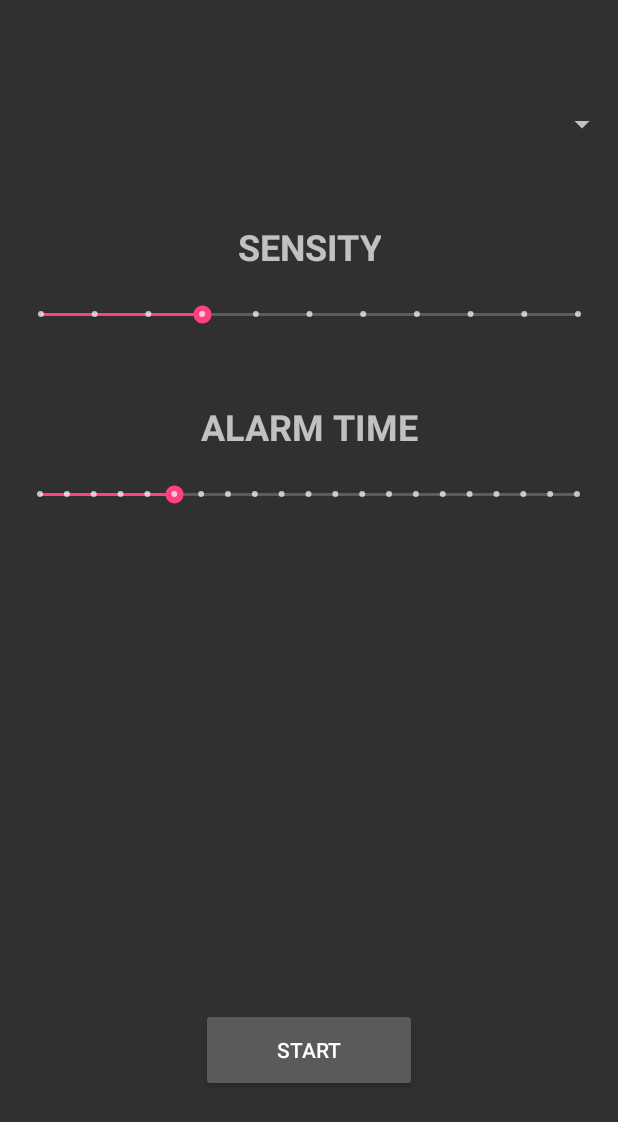
After one commit to marciz1/Driver-assistance-system-HAAR, an Android app: the layout activity_settings.xml on its own in the app's theme, with its tools: preview values and no code run, on a phone screen of 412 x 824 dp. The commit adds this screen. Shown: the top 1122 px of the screen. Run offline under Robolectric (Android 15) with nearby library versions, the phone set to English and light mode, and no system bars.

Commit message:
New activity to set sensity and alarm length

```diff
--- a/build.gradle
+++ b/build.gradle
@@ -26,6 +26,10 @@ android {
             path "CMakeLists.txt"
         }
     }
+    compileOptions {
+        sourceCompatibility JavaVersion.VERSION_1_8
+        targetCompatibility JavaVersion.VERSION_1_8
+    }
 }
 
 dependencies {
--- a/src/main/AndroidManifest.xml
+++ b/src/main/AndroidManifest.xml
@@ -30,15 +30,15 @@
             android:label="@string/app_name"
             android:theme="@style/AppTheme"
             android:screenOrientation="landscape">
+        </activity>
 
-
-
+        <activity android:name=".SettingsActivity" >
             <intent-filter>
                 <action android:name="android.intent.action.MAIN" />
                 <category android:name="android.intent.category.LAUNCHER" />
             </intent-filter>
+        </activity>
 
-        </activity>
 
 
     </application>
--- /dev/null
+++ b/src/main/res/layout/activity_settings.xml
@@ -0,0 +1,89 @@
+<?xml version="1.0" encoding="utf-8"?>
+<android.support.constraint.ConstraintLayout xmlns:android="http://schemas.android.com/apk/res/android"
+    xmlns:app="http://schemas.android.com/apk/res-auto"
+    xmlns:tools="http://schemas.android.com/tools"
+    android:layout_width="match_parent"
+    android:layout_height="match_parent">
+
+    <SeekBar
+        android:id="@+id/timeSeekBar"
+        style="@style/Widget.AppCompat.SeekBar.Discrete"
+        android:layout_width="390dp"
+        android:layout_height="26dp"
+        android:layout_marginTop="16dp"
+        android:max="20"
+        android:progress="5"
+        android:visibility="visible"
+        app:layout_constraintEnd_toEndOf="parent"
+        app:layout_constraintHorizontal_bias="0.476"
+        app:layout_constraintLeft_toLeftOf="parent"
+        app:layout_constraintStart_toStartOf="parent"
+        app:layout_constraintTop_toBottomOf="@+id/textTime" />
+
+    <TextView
+        android:id="@+id/textTime"
+        android:layout_width="wrap_content"
+        android:layout_height="wrap_content"
+        android:layout_marginTop="268dp"
+        android:text="ALARM TIME"
+        android:textAlignment="center"
+        android:textAllCaps="false"
+        android:textSize="24sp"
+        android:textStyle="bold"
+        app:layout_constraintEnd_toEndOf="parent"
+        app:layout_constraintLeft_toLeftOf="parent"
+        app:layout_constraintRight_toRightOf="parent"
+        app:layout_constraintStart_toStartOf="parent"
+        app:layout_constraintTop_toTopOf="parent" />
+
+    <TextView
+        android:id="@+id/textSensity"
+        android:layout_width="wrap_content"
+        android:layout_height="wrap_content"
+        android:layout_marginTop="148dp"
+        android:text="SENSITY"
+        android:textAlignment="center"
+        android:textAllCaps="false"
+        android:textSize="24sp"
+        android:textStyle="bold"
+        app:layout_constraintEnd_toEndOf="parent"
+        app:layout_constraintLeft_toLeftOf="parent"
+        app:layout_constraintRight_toRightOf="parent"
+        app:layout_constraintStart_toStartOf="parent"
+        app:layout_constraintTop_toTopOf="parent" />
+
+    <SeekBar
+        android:id="@+id/sensitySeekBar"
+        style="@style/Widget.AppCompat.SeekBar.Discrete"
+        android:layout_width="390dp"
+        android:layout_height="26dp"
+        android:layout_marginTop="16dp"
+        android:max="10"
+        android:progress="3"
+        android:visibility="visible"
+        app:layout_constraintEnd_toEndOf="parent"
+        app:layout_constraintLeft_toLeftOf="parent"
+        app:layout_constraintStart_toStartOf="parent"
+        app:layout_constraintTop_toBottomOf="@+id/textSensity" />
+
+    <Spinner
+        android:id="@+id/spinner"
+        android:layout_width="395dp"
+        android:layout_height="37dp"
+        android:layout_marginTop="64dp"
+        app:layout_constraintEnd_toEndOf="parent"
+        app:layout_constraintLeft_toLeftOf="parent"
+        app:layout_constraintTop_toTopOf="parent" />
+
+    <Button
+        android:id="@+id/button"
+        android:layout_width="144dp"
+        android:layout_height="56dp"
+        android:layout_marginBottom="96dp"
+        android:text="START"
+        app:layout_constraintBottom_toBottomOf="parent"
+        app:layout_constraintEnd_toEndOf="parent"
+        app:layout_constraintStart_toStartOf="parent" />
+
+
+</android.support.constraint.ConstraintLayout>
```
Also changed, not shown: src/main/java/com/example/darte/opencv_ndk1/MainActivity.java (+12 -3 lines), src/main/java/com/example/darte/opencv_ndk1/SettingsActivity.java (added, +70 -0 lines), src/main/res/values/strings.xml (+12 -1 lines), 1 other file.
